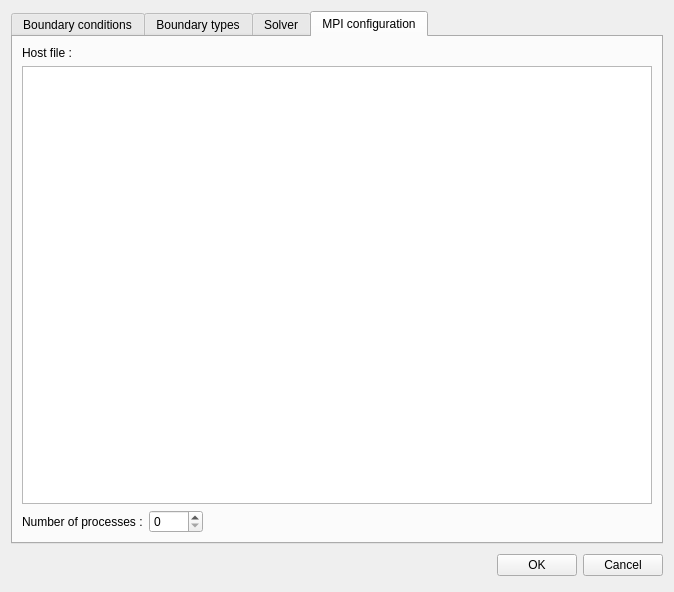
Above: src/guieditboundaryconditions.ui from enGits/engrid before the change. Below: the same form after it.
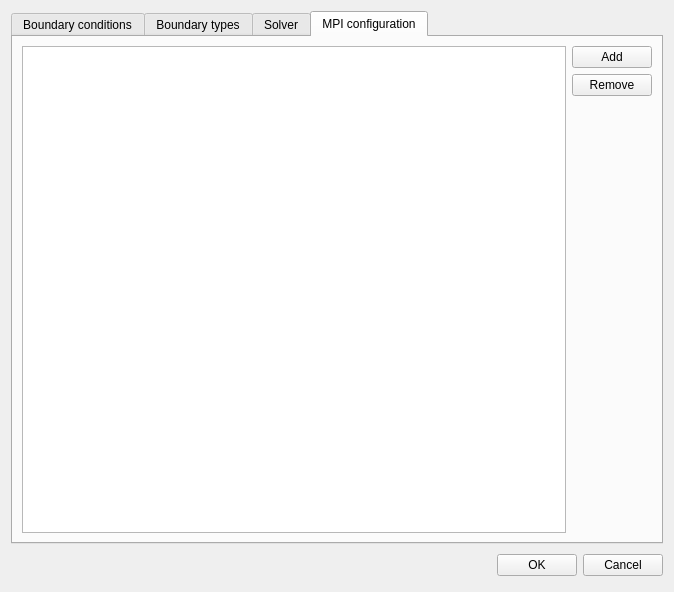
That is the form after the change. The open tabs and pages were chosen to show the change. Icons and pictures are not drawn.

Commit message: fixed openfoamtools command-line output (flush instead of endl)

```diff
--- a/src/guieditboundaryconditions.ui
+++ b/src/guieditboundaryconditions.ui
@@ -200,43 +200,23 @@
        <string>MPI configuration</string>
       </attribute>
       <layout class="QGridLayout" name="gridLayout_4">
-       <item row="1" column="0" colspan="3">
-        <widget class="QPlainTextEdit" name="plainTextEdit_HostFile"/>
+       <item row="0" column="0" rowspan="3">
+        <widget class="QTableWidget" name="tableWidget"/>
        </item>
-       <item row="2" column="0">
-        <widget class="QLabel" name="label_5">
+       <item row="0" column="1">
+        <widget class="QPushButton" name="pushButton">
          <property name="text">
-          <string>Number of processes :</string>
+          <string>Add</string>
          </property>
         </widget>
        </item>
-       <item row="0" column="0" colspan="3">
-        <widget class="QLabel" name="label_6">
+       <item row="1" column="1">
+        <widget class="QPushButton" name="pushButton_2">
          <property name="text">
-          <string>Host file :</string>
+          <string>Remove</string>
          </property>
         </widget>
        </item>
-       <item row="2" column="1">
-        <widget class="QSpinBox" name="spinBox_NumProcesses">
-         <property name="maximum">
-          <number>1000</number>
-         </property>
-        </widget>
-       </item>
-       <item row="2" column="2">
-        <spacer name="horizontalSpacer">
-         <property name="orientation">
-          <enum>Qt::Horizontal</enum>
-         </property>
-         <property name="sizeHint" stdset="0">
-          <size>
-           <width>40</width>
-           <height>20</height>
-          </size>
-         </property>
-        </spacer>
-       </item>
       </layout>
      </widget>
     </widget>
```
Left out of the diff: 2 changed lines with no effect on the pictures. The commit also changes 2 other files.
